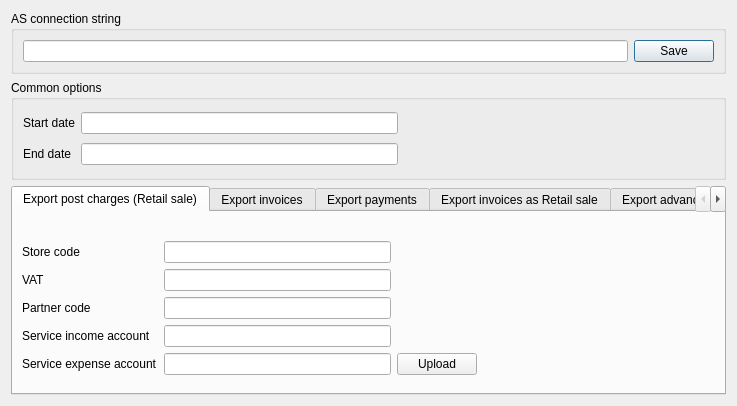
The window that Resort/dlgexportas.ui (End1-1/Resort) describes before a commit, drawn with Qt 5.
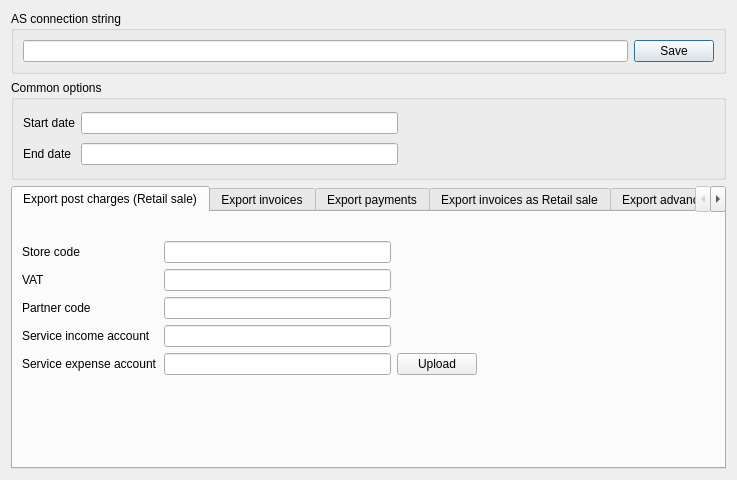
The same window after the commit. The open tabs and pages were chosen to show the change. Custom widgets are drawn as their Qt base class.

The edit to the form file:
```diff
--- a/Resort/dlgexportas.ui
+++ b/Resort/dlgexportas.ui
@@ -7,7 +7,7 @@
     <x>0</x>
     <y>0</y>
     <width>737</width>
-    <height>406</height>
+    <height>480</height>
    </rect>
   </property>
   <property name="windowTitle">
```
Left out of the diff: 2 changed lines with no effect on the pictures.
